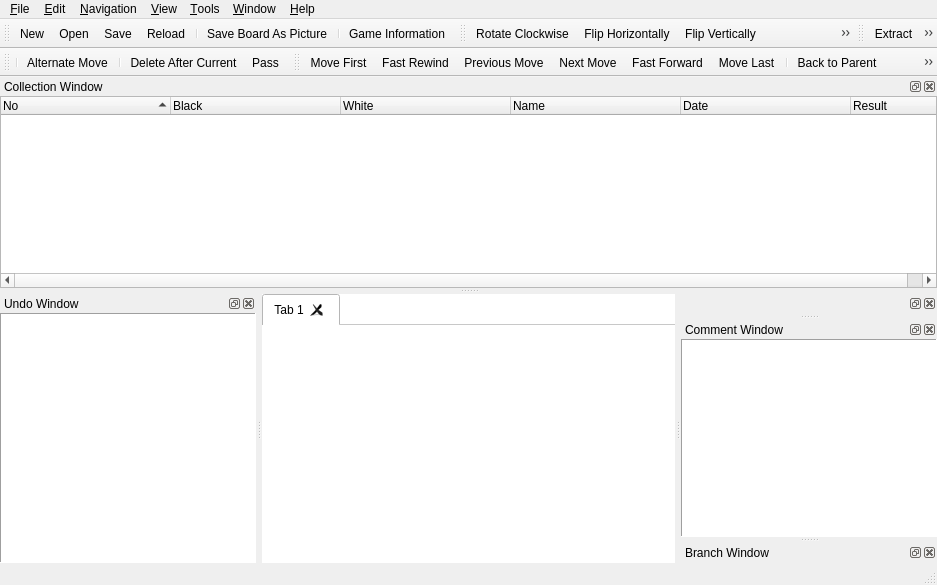
Before: the Qt Designer form mainwindow.ui in nullx002/mugo, drawn with Qt 5.
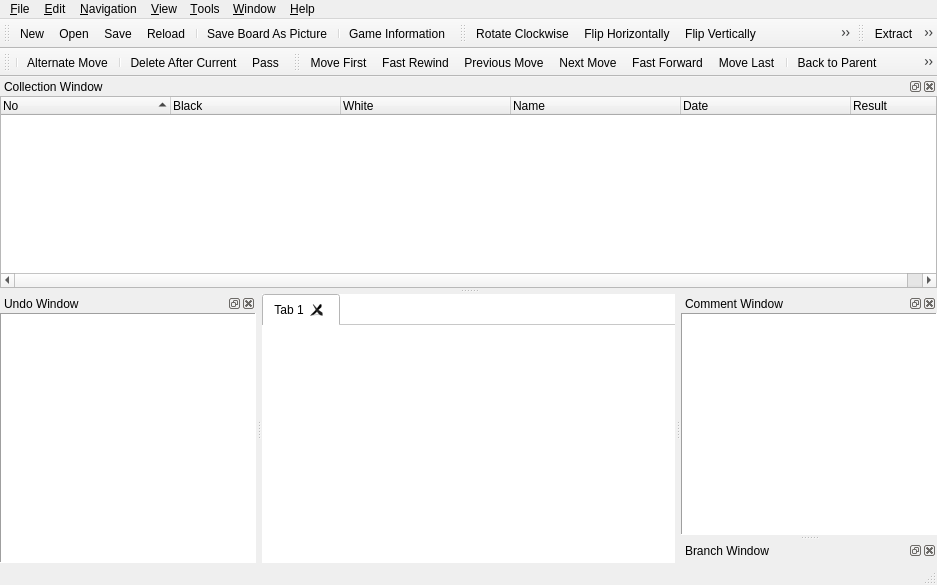
After: the same form once the commit is applied. Icons and pictures are not drawn.

What changed in the file:
```diff
--- a/mainwindow.ui
+++ b/mainwindow.ui
@@ -462,12 +462,6 @@
    <addaction name="actionJumpToClicked"/>
   </widget>
   <widget class="QStatusBar" name="statusBar"/>
-  <widget class="QDockWidget" name="dockWidget">
-   <attribute name="dockWidgetArea">
-    <number>2</number>
-   </attribute>
-   <widget class="QWidget" name="dockWidgetContents_2"/>
-  </widget>
   <widget class="QDockWidget" name="commentDockWidget">
    <property name="windowTitle">
     <string>Comment Window</string>
```
Left out of the diff: 12 changed lines with no effect on the pictures.
